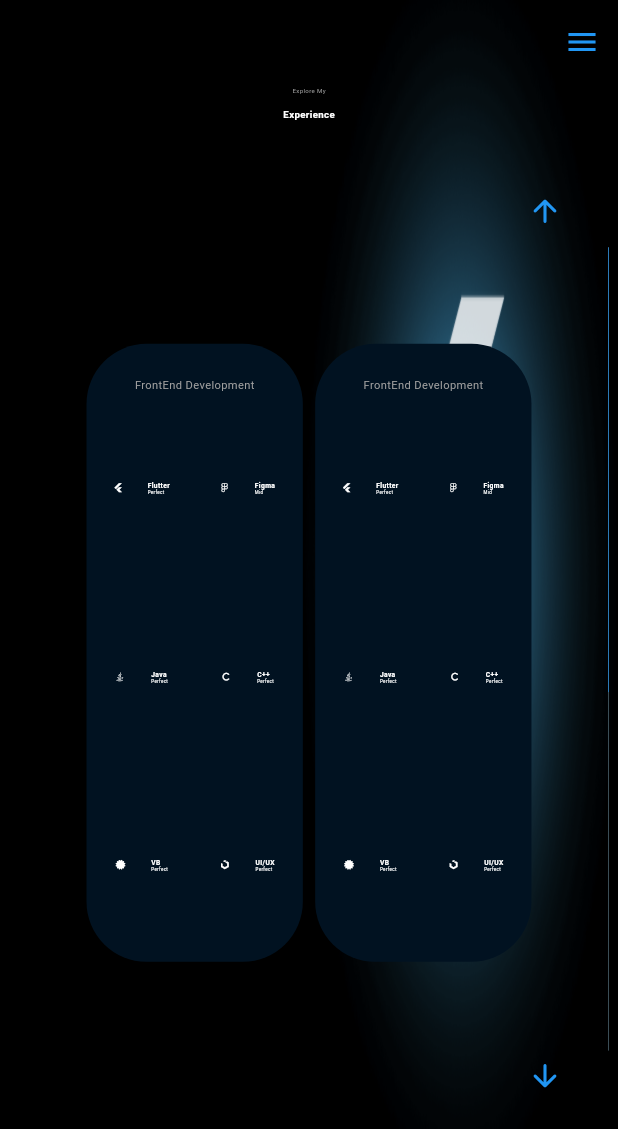
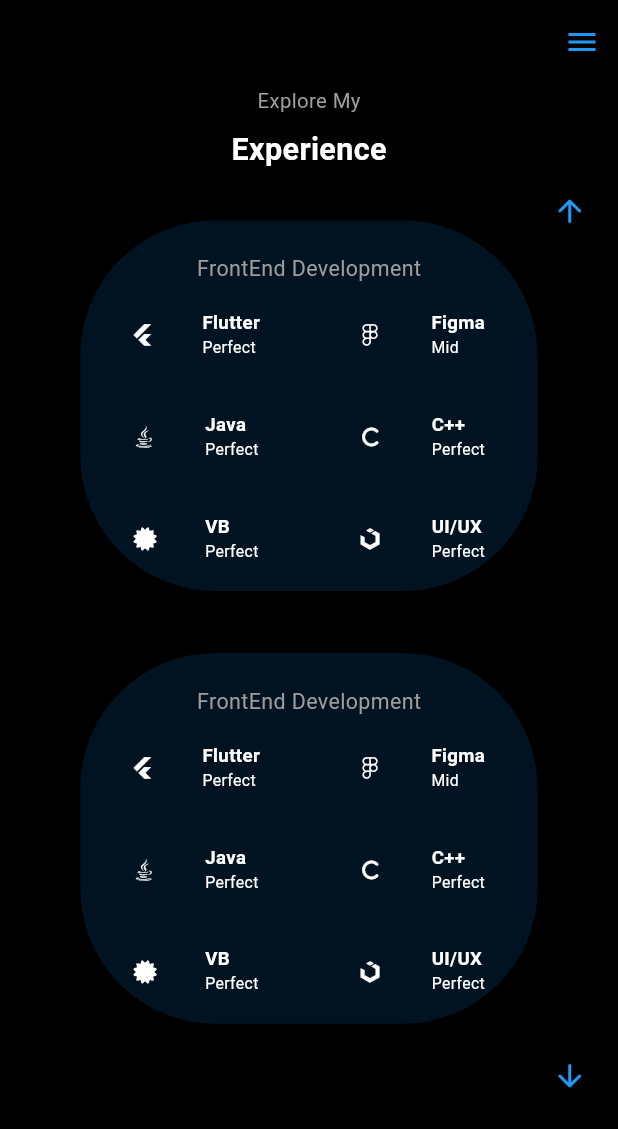
Before and after one commit to qutaiba-kot/Qutaiab-protofolio, a Flutter app: the screen it shows after launch, scrolled down 576 dp, after a tap on the "arrow downward" icon, on a phone screen of 412 x 824 dp. Shown: the top 1129 px of the screen. Run offline on Flutter 3.47's test engine with Material 3 defaults, Android fonts, the phone set to English and light mode, and no system bars; our stand-ins replace auto_size_text, bloc, carousel_slider, equatable, flutter_bloc, font_awesome_flutter; missing offline and left inert: dart:html.

Commit message:
improving the code performance by reduce the number of builders , and the mobile & tab background , and applying the theme code all over the project

```diff
--- a/lib/Core/Widgets/title_and_sub.dart
+++ b/lib/Core/Widgets/title_and_sub.dart
@@ -25,7 +25,7 @@ class TitleAndSub extends StatelessWidget {
     return HomeAnimation(
       beginOffset: Offset(0, -1),
       child: Container(
-        child: Column(
+        child:  Column(
           children: [
             SizedBox(height: height * 0.07),
             Text(
--- a/lib/Core/cubit/screen_cubit.dart
+++ b/lib/Core/cubit/screen_cubit.dart
@@ -1,18 +1,26 @@
 import 'package:flutter_bloc/flutter_bloc.dart';
 import 'screen_state.dart';
 
- class ScreenCubit extends Cubit<ScreenState> {
-  ScreenCubit() : super(ScreenState(width: 0, deviceType: DeviceTypes.desktop, height: 0));
+class ScreenCubit extends Cubit<ScreenState> {
+  ScreenCubit()
+    : super(ScreenState(width: 0, deviceType: DeviceTypes.desktop, height: 0)) {
+  }
 
-  void updateWidth(double width , double height) {
+  void updateWidth(double width, double height) {
     DeviceTypes type;
     if (width < 600) {
       type = DeviceTypes.mobile;
-    } else if (width < 1200 && width >=600) {
+    } else if (width < 1200 && width >= 600) {
       type = DeviceTypes.tablet;
     } else {
       type = DeviceTypes.desktop;
     }
-    emit(ScreenState(width: width, deviceType: type , height: height));
+    if (state.deviceType == type) return;
+    final newState = ScreenState(
+      width: width,
+      deviceType: type,
+      height: height,
+    );
+    emit(newState);
   }
 }
--- a/lib/features/About Me/presentation/Widgets/about_me_column.dart
+++ b/lib/features/About Me/presentation/Widgets/about_me_column.dart
@@ -51,7 +51,7 @@ class AboutMeColumn extends StatelessWidget {
               beginOffset: Offset(1, 0),
               child: AboutMeContainerWidget(
                 icon: FontAwesomeIcons.university,
-                title: "Education",
+                title:  "Education",
                 subTitle: "The Hashemite University",
                 body: "Copmuter Science",
                 height: height,
--- a/lib/features/Page View/logic/cubit/page_view_navigation_cubit.dart
+++ b/lib/features/Page View/logic/cubit/page_view_navigation_cubit.dart
@@ -1,15 +1,19 @@
-import 'package:flutter/material.dart'; // ✅ لإضافة PageController
+import 'package:flutter/material.dart';
 import 'package:flutter_bloc/flutter_bloc.dart';
 import 'page_view_navigation_state.dart';
 
-// ================= Cubit ===================
 class PageViewNavigationCubit extends Cubit<PageViewNavigationState> {
   final PageController pageController = PageController();
-final double width;
-  final double height;
-  PageViewNavigationCubit(this.width, this.height) : super(PageViewNavigationChanged(0));
+
+
+  PageViewNavigationCubit()
+      : super(const PageViewNavigationChanged(0));
 
   void changePage(int index) {
+    if (state is PageViewNavigationChanged) {
+      final currentIndex = (state as PageViewNavigationChanged).pageIndex;
+
+      if (currentIndex != index) {
         if (pageController.hasClients &&
             pageController.page?.round() != index) {
           pageController.animateToPage(
@@ -20,6 +24,9 @@ final double width;
         }
         emit(PageViewNavigationChanged(index));
       }
+    }
+  }
+
   @override
   Future<void> close() {
     pageController.dispose();
--- a/lib/features/Page View/logic/cubit/page_view_navigation_state.dart
+++ b/lib/features/Page View/logic/cubit/page_view_navigation_state.dart
@@ -1,27 +1,20 @@
 import 'package:equatable/equatable.dart';
 
+// الحالة الأساسية (abstract فقط)
 sealed class PageViewNavigationState extends Equatable {
   const PageViewNavigationState();
-
-  // Getter للوصول لقيمة pageIndex مباشرة
-  int get pageIndex => 0;
-
-  @override
-  List<Object?> get props => [];
 }
 
+// الحالة عند تغيير الصفحة
 final class PageViewNavigationChanged extends PageViewNavigationState {
-  final int _pageIndex;
+  final int pageIndex;
 
-  PageViewNavigationChanged(this._pageIndex);
-
-  @override
-  int get pageIndex => _pageIndex;
+  const PageViewNavigationChanged(this.pageIndex);
 
   PageViewNavigationChanged copyWith({int? pageIndex}) {
-    return PageViewNavigationChanged(pageIndex ?? _pageIndex);
+    return PageViewNavigationChanged(pageIndex ?? this.pageIndex);
   }
 
   @override
-  List<Object?> get props => [_pageIndex];
+  List<Object?> get props => [pageIndex];
 }
--- a/lib/features/Page View/presentation/Screens/page_view.dart
+++ /dev/null
@@ -1,137 +0,0 @@
-import 'package:flutter/material.dart';
-import 'package:flutter_bloc/flutter_bloc.dart';
-import 'package:protofolio/features/Page%20View/Responsive%20helper/responsive_helper.dart';
-import 'package:protofolio/Core/cubit/screen_cubit.dart';
-import 'package:protofolio/Core/cubit/screen_state.dart';
-import 'package:protofolio/features/Page%20View/presentation/Widgets/next_page_button.dart';
-import 'package:protofolio/features/About%20Me/presentation/Screens/about_me_page.dart';
-import 'package:protofolio/features/Contact%20me/presentation/Screens/contact_me_page.dart';
-import 'package:protofolio/features/Experince/presentation/Screens/experience_page.dart';
-import 'package:protofolio/features/Page%20View/logic/cubit/page_view_navigation_state.dart';
-import 'package:protofolio/features/Page%20View/logic/cubit/page_view_navigation_cubit.dart';
-import 'package:protofolio/features/Page%20View/presentation/Widgets/previous_page_button.dart';
-import 'package:protofolio/features/Page%20View/presentation/Widgets/scrollbar_custome.dart';
-import 'package:protofolio/features/Projects/presentation/Screens/project_page.dart';
-import 'package:protofolio/features/home/presentation/Screens/home_page.dart';
-import 'package:protofolio/features/Page%20View/presentation/Widgets/burger_manu_drawer.dart';
-import 'package:protofolio/features/Page%20View/presentation/Widgets/app_bar_customized.dart';
-
-class PageViewNavigation extends StatelessWidget {
-  const PageViewNavigation({super.key});
-
-  @override
-  Widget build(BuildContext context) {
-    final double width = MediaQuery.of(context).size.width;
-    final double height = MediaQuery.of(context).size.height;
-    return MultiBlocProvider(
-      providers: [
-        BlocProvider(create: (_) => ScreenCubit()),
-        BlocProvider(create: (_) => PageViewNavigationCubit(width, height)),
-      ],
-      child: BlocBuilder<ScreenCubit, ScreenState>(
-        builder: (context, state) {
-          final isMobile = state.deviceType == DeviceTypes.mobile;
-          final isTablet = state.deviceType == DeviceTypes.tablet;
-          final pageCubit = context.read<PageViewNavigationCubit>();
-          return Scaffold(
-            backgroundColor: Colors.transparent,
-            extendBodyBehindAppBar: true,
-            appBar: AppBarCustomized(
-              width: width,
-              height: height,
-              isMobile: isMobile,
-              isTablet: isTablet,
-            ),
-            endDrawer: BurgerMenuDrawer(width: width),
-            body: Stack(
-              children: [
-                Positioned.fill(
-                  child: Image.asset(
-                    "assets/files/flutter_pic.png",
-                    fit: BoxFit.fill,
-                  ),
-                ),
-                PageView(
-                  controller: pageCubit.pageController,
-                  scrollDirection: Axis.vertical,
-                  onPageChanged: pageCubit.changePage,
-                  children: [
-                    HomePage(
-                      height: height,
-                      width: width,
-                      isMobile: isMobile,
-                      isTablet: isTablet,
-                    ),
-                    AboutMePage(
-                      height: height,
-                      width: width,
-                      isMobile: isMobile,
-                      isTablet: isTablet,
-                    ),
-                    ExperiencePage(
-                      height: height,
-                      width: width,
-                      isMobile: isMobile,
-                      isTablet: isTablet,
-                    ),
-                    ProjectPage(
-                      height: height,
-                      width: width,
-                      isMobile: isMobile,
-                      isTablet: isTablet,
-                    ),
-                    ContactMePage(
-                      height: height,
-                      width: width,
-                      isMobile: isMobile,
-                      isTablet: isTablet,
-                    ),
-                  ],
-                ),
-                if (!(isMobile || isTablet))
-                  BlocSelector<
-                    PageViewNavigationCubit,
-                    PageViewNavigationState,
-                    int
-                  >(
-                    selector: (state) => state.pageIndex,
-                    builder: (context, pageIndex) {
-                      return Positioned(
-                        bottom: height * 0.15,
-                        right: width * 0.015,
-                        child: Scrollbar(
-                          child: ScrollbarCustome(
-                            currentScreen: pageIndex,
-                            height: height,
-                            width: width,
-                          ),
-                        ),
-                      );
-                    },
-                  ),
-                Positioned(
-                  child: NextPageButton(),
-                  bottom: height * 0.1,
-                  right: positionedWidth(
-                    width: width,
-                    isTablet: isTablet,
-                    isMobile: isMobile,
-                  ),
-                ),
-                Positioned(
-                  child: PreviousPageButton(),
-                  bottom: height * 0.8,
-                  right: positionedWidth(
-                    width: width,
-                    isTablet: isTablet,
-                    isMobile: isMobile,
-                  ),
-                ),
-              ],
-            ),
-          );
-        },
-      ),
-    );
-  }
-}
--- /dev/null
+++ b/lib/features/Page View/presentation/Screens/page_view_page.dart
@@ -0,0 +1,98 @@
+import 'package:flutter/material.dart';
+import 'package:flutter_bloc/flutter_bloc.dart';
+import 'package:protofolio/features/Page%20View/Responsive%20helper/responsive_helper.dart';
+import 'package:protofolio/Core/cubit/screen_cubit.dart';
+import 'package:protofolio/Core/cubit/screen_state.dart';
+import 'package:protofolio/features/Page%20View/presentation/Widgets/next_page_button.dart';
+import 'package:protofolio/features/Page%20View/logic/cubit/page_view_navigation_cubit.dart';
+import 'package:protofolio/features/Page%20View/presentation/Widgets/page_view_widget.dart';
+import 'package:protofolio/features/Page%20View/presentation/Widgets/previous_page_button.dart';
+import 'package:protofolio/features/Page%20View/presentation/Widgets/scrollbar_custome.dart';
+import 'package:protofolio/features/Page%20View/presentation/Widgets/burger_manu_drawer.dart';
+import 'package:protofolio/features/Page%20View/presentation/Widgets/app_bar_customized.dart';
+
+class PageViewNavigation extends StatelessWidget {
+  const PageViewNavigation({super.key});
+
+  @override
+  Widget build(BuildContext context) {
+    return MultiBlocProvider(
+      providers: [
+        BlocProvider(create: (_) => ScreenCubit()),
+        BlocProvider(create: (_) => PageViewNavigationCubit()),
+      ],
+      child: LayoutBuilder(
+        builder: (context, constraints) {
+          final width = constraints.maxWidth;
+          final height = constraints.maxHeight;
+          WidgetsBinding.instance.addPostFrameCallback((_) {
+            context.read<ScreenCubit>().updateWidth(width, height);
+          });
+          return BlocSelector<ScreenCubit, ScreenState, DeviceTypes>(
+            selector: (state) => state.deviceType,
+            builder: (context, deviceType) {
+              final isMobile = deviceType == DeviceTypes.mobile;
+              final isTablet = deviceType == DeviceTypes.tablet;
+
+              return Scaffold(
+                backgroundColor: Colors.black,
+                extendBodyBehindAppBar: true,
+                appBar: AppBarCustomized(
+                  width: width,
+                  height: height,
+                  isMobile: isMobile,
+                  isTablet: isTablet,
+                ),
+                endDrawer: BurgerMenuDrawer(width: width),
+                body: Stack(
+                  children: [
+                    isTablet || isMobile ?
+                    const SizedBox.shrink():
+                    Positioned.fill(
+                      child: const Image(
+                        image: AssetImage("assets/files/flutter_pic.png"),
+                        fit: BoxFit.fitWidth,
+                      ),
+                    ),
+                    PageViewWidget(
+                      height: height,
+                      width: width,
+                      isMobile: isMobile,
+                      isTablet: isTablet,
+                    ),
+                    Positioned(
+                      bottom: height * 0.15,
+                      right: width * 0.015,
+                      child: Offstage(
+                        offstage: isTablet || isMobile,
+                        child: ScrollbarCustome(height: height, width: width),
+                      ),
+                    ),
+                    Positioned(
+                      bottom: height * 0.1,
+                      right: positionedWidth(
+                        width: width,
+                        isTablet: isTablet,
+                        isMobile: isMobile,
+                      ),
+                      child: const NextPageButton(),
+                    ),
+                    Positioned(
+                      bottom: height * 0.8,
+                      right: positionedWidth(
+                        width: width,
+                        isTablet: isTablet,
+                        isMobile: isMobile,
+                      ),
+                      child: const PreviousPageButton(),
+                    ),
+                  ],
+                ),
+              );
+            },
+          );
+        },
+      ),
+    );
+  }
+}
--- /dev/null
+++ b/lib/features/Page View/presentation/Widgets/page_view_widget.dart
@@ -0,0 +1,64 @@
+import 'package:flutter/material.dart';
+import 'package:flutter_bloc/flutter_bloc.dart';
+import 'package:protofolio/features/About%20Me/presentation/Screens/about_me_page.dart';
+import 'package:protofolio/features/Contact%20me/presentation/Screens/contact_me_page.dart';
+import 'package:protofolio/features/Experince/presentation/Screens/experience_page.dart';
+import 'package:protofolio/features/Page%20View/logic/cubit/page_view_navigation_cubit.dart';
+import 'package:protofolio/features/Projects/presentation/Screens/project_page.dart';
+import 'package:protofolio/features/home/presentation/Screens/home_page.dart';
+
+class PageViewWidget extends StatelessWidget {
+  final double height;
+  final double width;
+  final bool isMobile;
+  final bool isTablet;
+  const PageViewWidget({
+    super.key,
+    required this.height,
+    required this.width,
+    required this.isMobile,
+    required this.isTablet,
+  });
+
+  @override
+  Widget build(BuildContext context) {
+    final pageCubit = context.read<PageViewNavigationCubit>();
+    return PageView(
+      controller: pageCubit.pageController,
+      scrollDirection: Axis.vertical,
+      onPageChanged: pageCubit.changePage,
+      children: [
+        HomePage(
+          height: height,
+          width: width,
+          isMobile: isMobile,
+          isTablet: isTablet,
+        ),
+        AboutMePage(
+          height: height,
+          width: width,
+          isMobile: isMobile,
+          isTablet: isTablet,
+        ),
+        ExperiencePage(
+          height: height,
+          width: width,
+          isMobile: isMobile,
+          isTablet: isTablet,
+        ),
+        ProjectPage(
+          height: height,
+          width: width,
+          isMobile: isMobile,
+          isTablet: isTablet,
+        ),
+        ContactMePage(
+          height: height,
+          width: width,
+          isMobile: isMobile,
+          isTablet: isTablet,
+        ),
+      ],
+    );
+  }
+}
--- a/lib/features/Page View/presentation/Widgets/scrollbar_custome.dart
+++ b/lib/features/Page View/presentation/Widgets/scrollbar_custome.dart
@@ -1,34 +1,44 @@
 import 'package:flutter/material.dart';
+import 'package:flutter_bloc/flutter_bloc.dart';
 import 'package:protofolio/Core/Animations/home_animation.dart';
 import 'package:protofolio/Core/Theme/app_colors.dart';
 
+import '../../logic/cubit/page_view_navigation_cubit.dart';
+import '../../logic/cubit/page_view_navigation_state.dart';
+
 class ScrollbarCustome extends StatelessWidget {
-  final int currentScreen;
   final double height;
   final double width;
   const ScrollbarCustome({
     super.key,
     required this.height,
     required this.width,
-    required this.currentScreen,
   });
 
   @override
   Widget build(BuildContext context) {
-    final double statusBar = currentScreen == 0
+    return BlocSelector<PageViewNavigationCubit, PageViewNavigationState, int>(
+      selector: (state) {
+        if (state is PageViewNavigationChanged) {
+          return state.pageIndex;
+        }
+        return 0;
+      },
+      builder: (context, pageIndex) {
+        final double statusBar = pageIndex == 0
             ? height * 0.12
-        : currentScreen == 1
+            : pageIndex == 1
             ? height * 0.24
-        : currentScreen == 2
+            : pageIndex == 2
             ? height * 0.36
-        : currentScreen == 3
+            : pageIndex == 3
             ? height * 0.48
             : height * 0.7;
 
         return HomeAnimation(
-      beginOffset: Offset(1, 0),
+          beginOffset: const Offset(1, 0),
           child: Container(
-        height: height*0.65,
+            height: height * 0.65,
             width: width * 0.001,
             color: Colors.blueGrey,
             child: Align(
@@ -46,5 +56,7 @@ class ScrollbarCustome extends StatelessWidget {
             ),
           ),
         );
+      },
+    );
   }
 }
--- a/lib/features/home/presentation/Widgets/home_body_column.dart
+++ b/lib/features/home/presentation/Widgets/home_body_column.dart
@@ -1,32 +1,42 @@
 import 'package:flutter/material.dart';
 import 'package:protofolio/Core/Animations/home_animation.dart';
+import 'package:protofolio/features/home/presentation/Widgets/home_pic.dart';
 import 'package:protofolio/features/home/presentation/Widgets/intro_persona_info_widget.dart';
 
 class HomeBodyColumn extends StatelessWidget {
   final double height;
   final double width;
-  final bool isMobile ;
-  const HomeBodyColumn({super.key, required this.height, required this.width, required this.isMobile});
+  final bool isMobile;
+  const HomeBodyColumn({
+    super.key,
+    required this.height,
+    required this.width,
+    required this.isMobile,
+  });
 
   @override
   Widget build(BuildContext context) {
     final double containerHeight = height * 0.40;
-    final double containerWidth = isMobile ?width * 0.80 : width * 0.60;
-    return HomeAnimation(
-      child: Row(
+    final double containerWidth = isMobile ? width * 0.80 : width * 0.60;
+    return Row(
       children: [
-          SizedBox(width: isMobile ?width*0.1 : width*0.2,),
+        SizedBox(width: isMobile ? width * 0.1 : width * 0.2),
         Column(
           children: [
-              SizedBox(height: height*0.3,),
-              IntroPersonaInfoWidget(
+            SizedBox(height: height * 0.1),
+            HomeAnimation(
+              beginOffset: Offset(0, -1),
+              child: HomePic(radius: (height*width)*0.0003),
+            ),
+            HomeAnimation(
+              child: IntroPersonaInfoWidget(
                 containerWidth: containerWidth,
                 containerHeight: containerHeight,
+              ),
             ),
           ],
         ),
       ],
-      ),
     );
   }
 }
--- a/lib/main.dart
+++ b/lib/main.dart
@@ -1,6 +1,6 @@
 import 'package:flutter/material.dart';
 import 'package:protofolio/Core/Theme/app_theme.dart';
-import 'package:protofolio/features/Page%20View/presentation/Screens/page_view.dart';
+import 'package:protofolio/features/Page%20View/presentation/Screens/page_view_page.dart';
 
 void main() {
   runApp(const MyApp());
--- a/pubspec.yaml
+++ b/pubspec.yaml
@@ -73,6 +73,7 @@ flutter:
    - assets/files/2nedPic.jpg
    - assets/files/1nedPic.jpg
    - assets/files/flutter_pic.png
+   - assets/files/flutter_mob_pic.jpg
   #   - images/a_dot_ham.jpeg
 
   # An image asset can refer to one or more resolution-specific "variants", see
```
Also changed, not shown: assets/files/flutter_mob_pic.jpg (added). Lines whose indentation alone changed are shown as unchanged.
